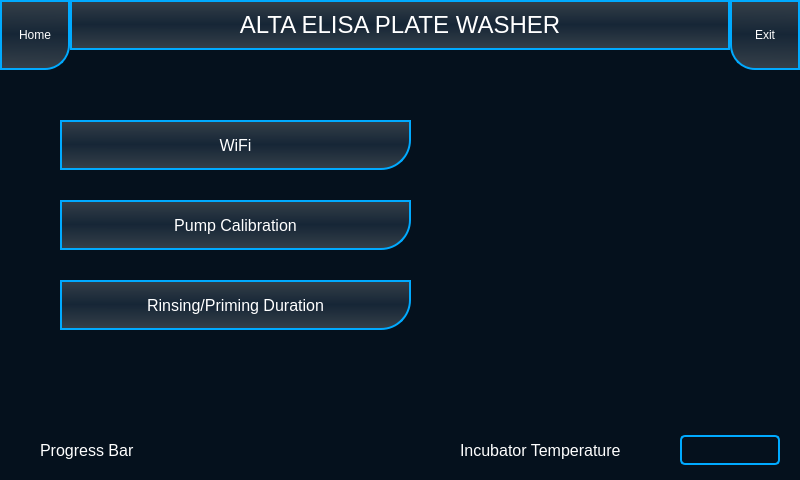
This is mainwindow.ui in srikrishnan90/washer as Qt 5 draws it before an edit. The edited form follows.
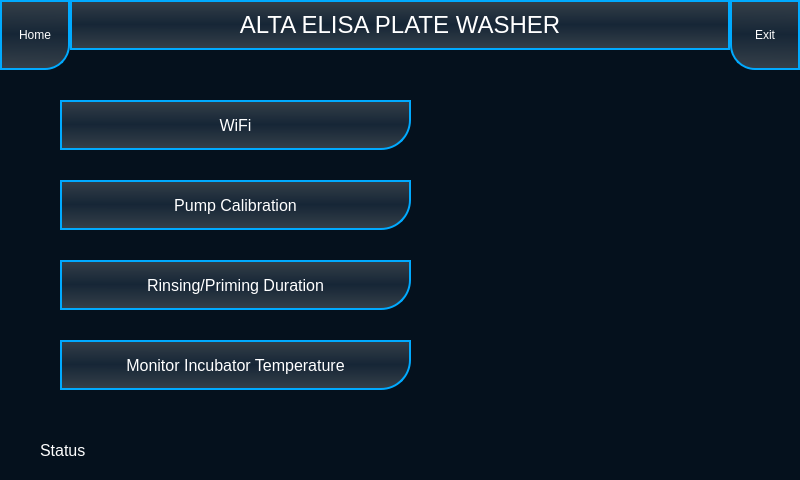
This is the edited form. The open tabs and pages were chosen to show the change. Icons and pictures are not drawn.

Commit message: moved the temp display under settings

What changed in the file:
```diff
--- a/mainwindow.ui
+++ b/mainwindow.ui
@@ -4996,7 +4996,7 @@
       <property name="geometry">
        <rect>
         <x>60</x>
-        <y>50</y>
+        <y>30</y>
         <width>351</width>
         <height>50</height>
        </rect>
@@ -5029,7 +5029,7 @@
       <property name="geometry">
        <rect>
         <x>60</x>
-        <y>130</y>
+        <y>110</y>
         <width>351</width>
         <height>50</height>
        </rect>
@@ -5062,7 +5062,7 @@
       <property name="geometry">
        <rect>
         <x>60</x>
-        <y>210</y>
+        <y>190</y>
         <width>351</width>
         <height>50</height>
        </rect>
@@ -5091,6 +5091,39 @@
        <string>Rinsing/Priming Duration</string>
       </property>
      </widget>
+     <widget class="QToolButton" name="toolButton_27">
+      <property name="geometry">
+       <rect>
+        <x>60</x>
+        <y>270</y>
+        <width>351</width>
+        <height>50</height>
+       </rect>
+      </property>
+      <property name="font">
+       <font>
+        <pointsize>12</pointsize>
+       </font>
+      </property>
+      <property name="styleSheet">
+       <string notr="true">QToolButton {
+background-color:qlineargradient(spread:reflect, x1:0.535816, y1:0.489, x2:0.53051, y2:1, stop:0 rgba(22, 38, 54,255), stop:1 rgba(55,65,74,255));
+color:rgb(255, 255, 255);
+border: 2px solid rgb(0, 170, 255);
+border-bottom-right-radius :30px;
+/*border-top-left-radius :30px;*/
+/*border-radius: 10px;*/
+}
+QToolButton:pressed{
+background-color:rgb(0, 170, 255)
+}
+
+</string>
+      </property>
+      <property name="text">
+       <string>Monitor Incubator Temperature</string>
+      </property>
+     </widget>
     </widget>
     <widget class="QWidget" name="page_12">
      <widget class="QComboBox" name="comboBox">
@@ -5888,6 +5921,54 @@
      <zorder>pushButton_13</zorder>
      <zorder>pushButton_14</zorder>
     </widget>
+    <widget class="QWidget" name="page_15">
+     <widget class="QLabel" name="label_17">
+      <property name="geometry">
+       <rect>
+        <x>400</x>
+        <y>145</y>
+        <width>100</width>
+        <height>30</height>
+       </rect>
+      </property>
+      <property name="font">
+       <font>
+        <pointsize>12</pointsize>
+       </font>
+      </property>
+      <property name="styleSheet">
+       <string notr="true">
+color:rgb(255, 255, 255);
+border: 2px solid rgb(0, 170, 255);
+border-radius :5px;
+</string>
+      </property>
+      <property name="text">
+       <string/>
+      </property>
+     </widget>
+     <widget class="QLabel" name="label_18">
+      <property name="geometry">
+       <rect>
+        <x>180</x>
+        <y>150</y>
+        <width>201</width>
+        <height>20</height>
+       </rect>
+      </property>
+      <property name="font">
+       <font>
+        <pointsize>12</pointsize>
+       </font>
+      </property>
+      <property name="styleSheet">
+       <string notr="true">color:rgb(255, 255, 255)</string>
+      </property>
+      <property name="text">
+       <string>Incubator Temperature</string>
+      </property>
+     </widget>
+    </widget>
    </widget>
    <widget class="QToolButton" name="toolButton_4">
     <property name="geometry">
@@ -5929,31 +6010,6 @@
      </size>
     </property>
    </widget>
-   <widget class="QLabel" name="label_17">
-    <property name="geometry">
-     <rect>
-      <x>680</x>
-      <y>435</y>
-      <width>100</width>
-      <height>30</height>
-     </rect>
-    </property>
-    <property name="font">
-     <font>
-      <pointsize>12</pointsize>
-     </font>
-    </property>
-    <property name="styleSheet">
-     <string notr="true">
-color:rgb(255, 255, 255);
-border: 2px solid rgb(0, 170, 255);
-border-radius :5px;
-</string>
-    </property>
-    <property name="text">
-     <string/>
-    </property>
-   </widget>
    <widget class="QToolButton" name="toolButton_17">
     <property name="geometry">
      <rect>
@@ -5994,31 +6050,10 @@
      </size>
     </property>
    </widget>
-   <widget class="QLabel" name="label_18">
-    <property name="geometry">
-     <rect>
-      <x>460</x>
-      <y>440</y>
-      <width>201</width>
-      <height>20</height>
-     </rect>
-    </property>
-    <property name="font">
-     <font>
-      <pointsize>12</pointsize>
-     </font>
-    </property>
-    <property name="styleSheet">
-     <string notr="true">color:rgb(255, 255, 255)</string>
-    </property>
-    <property name="text">
-     <string>Incubator Temperature</string>
-    </property>
-   </widget>
    <widget class="QLabel" name="label_19">
     <property name="geometry">
      <rect>
-      <x>180</x>
+      <x>160</x>
       <y>440</y>
       <width>251</width>
       <height>21</height>
@@ -6033,7 +6068,7 @@
      <rect>
       <x>40</x>
       <y>440</y>
-      <width>121</width>
+      <width>91</width>
       <height>20</height>
      </rect>
     </property>
@@ -6046,7 +6081,7 @@
      <string notr="true">color:rgb(255, 255, 255)</string>
     </property>
     <property name="text">
-     <string>Progress Bar</string>
+     <string>Status</string>
     </property>
    </widget>
    <widget class="QPushButton" name="pushButton_5">
```
Left out of the diff: 2 changed lines with no effect on the pictures. The commit also changes 2 other files.
